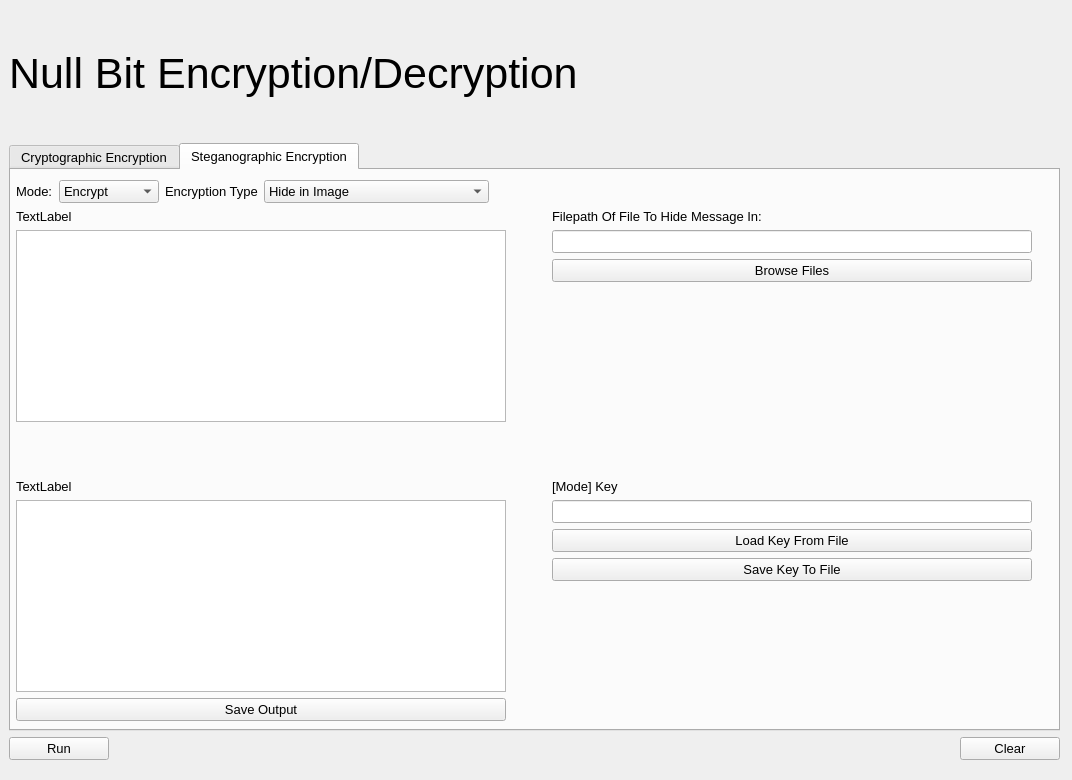
Before: the Qt Designer form UI/Null_Bit.ui in vipersniper0501/Null_Bit, drawn with Qt 5.
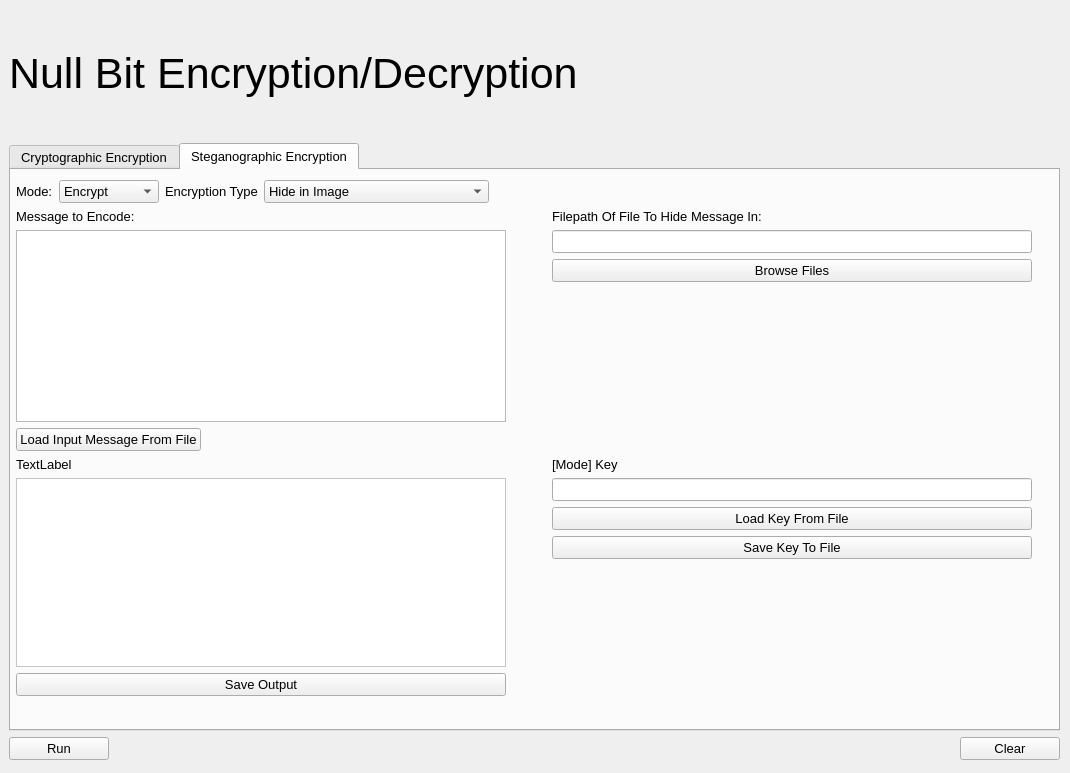
After: the same form once the commit is applied. The open tabs and pages were chosen to show the change.

```diff
--- a/UI/Null_Bit.ui
+++ b/UI/Null_Bit.ui
@@ -6,8 +6,8 @@
    <rect>
     <x>0</x>
     <y>0</y>
-    <width>1072</width>
-    <height>780</height>
+    <width>1070</width>
+    <height>773</height>
    </rect>
   </property>
   <property name="font">
@@ -415,12 +415,40 @@
               <item>
                <widget class="QLabel" name="Stego_Input_Title">
                 <property name="text">
-                 <string>TextLabel</string>
+                 <string>Message to Encode:</string>
                 </property>
                </widget>
               </item>
               <item>
-               <widget class="QPlainTextEdit" name="Stego_Input_Box"/>
+               <widget class="QPlainTextEdit" name="Stego_Input_Box">
+                <property name="enabled">
+                 <bool>true</bool>
+                </property>
+               </widget>
+              </item>
+              <item>
+               <layout class="QHBoxLayout" name="horizontalLayout_8">
+                <item>
+                 <widget class="QPushButton" name="Stego_Load_Input">
+                  <property name="text">
+                   <string>Load Input Message From File</string>
+                  </property>
+                 </widget>
+                </item>
+                <item>
+                 <spacer name="horizontalSpacer_7">
+                  <property name="orientation">
+                   <enum>Qt::Horizontal</enum>
+                  </property>
+                  <property name="sizeHint" stdset="0">
+                   <size>
+                    <width>40</width>
+                    <height>20</height>
+                   </size>
+                  </property>
+                 </spacer>
+                </item>
+               </layout>
               </item>
              </layout>
             </item>
@@ -482,19 +510,6 @@
             </item>
            </layout>
           </item>
-          <item>
-           <spacer name="verticalSpacer_3">
-            <property name="orientation">
-             <enum>Qt::Vertical</enum>
-            </property>
-            <property name="sizeHint" stdset="0">
-             <size>
-              <width>20</width>
-              <height>40</height>
-             </size>
-            </property>
-           </spacer>
-          </item>
           <item>
            <layout class="QHBoxLayout" name="horizontalLayout_6">
             <property name="topMargin">
@@ -513,9 +528,32 @@
                </widget>
               </item>
               <item>
-               <widget class="QPlainTextEdit" name="Stego_Output_Box">
-                <property name="readOnly">
-                 <bool>true</bool>
+               <widget class="QLabel" name="Stego_Output_Box">
+                <property name="sizePolicy">
+                 <sizepolicy hsizetype="Expanding" vsizetype="Expanding">
+                  <horstretch>0</horstretch>
+                  <verstretch>0</verstretch>
+                 </sizepolicy>
+                </property>
+                <property name="font">
+                 <font>
+                  <pointsize>10</pointsize>
+                 </font>
+                </property>
+                <property name="styleSheet">
+                 <string notr="true">background: white</string>
+                </property>
+                <property name="frameShape">
+                 <enum>QFrame::StyledPanel</enum>
+                </property>
+                <property name="lineWidth">
+                 <number>1</number>
+                </property>
+                <property name="text">
+                 <string/>
+                </property>
+                <property name="textInteractionFlags">
+                 <set>Qt::LinksAccessibleByMouse|Qt::TextSelectableByKeyboard|Qt::TextSelectableByMouse</set>
                 </property>
                </widget>
               </item>
@@ -590,6 +628,22 @@
             </item>
            </layout>
           </item>
+          <item>
+           <spacer name="verticalSpacer_3">
+            <property name="orientation">
+             <enum>Qt::Vertical</enum>
+            </property>
+            <property name="sizeType">
+             <enum>QSizePolicy::Minimum</enum>
+            </property>
+            <property name="sizeHint" stdset="0">
+             <size>
+              <width>20</width>
+              <height>25</height>
+             </size>
+            </property>
+           </spacer>
+          </item>
          </layout>
         </widget>
        </widget>
```
Left out of the diff: 17 changed lines with no effect on the pictures.
